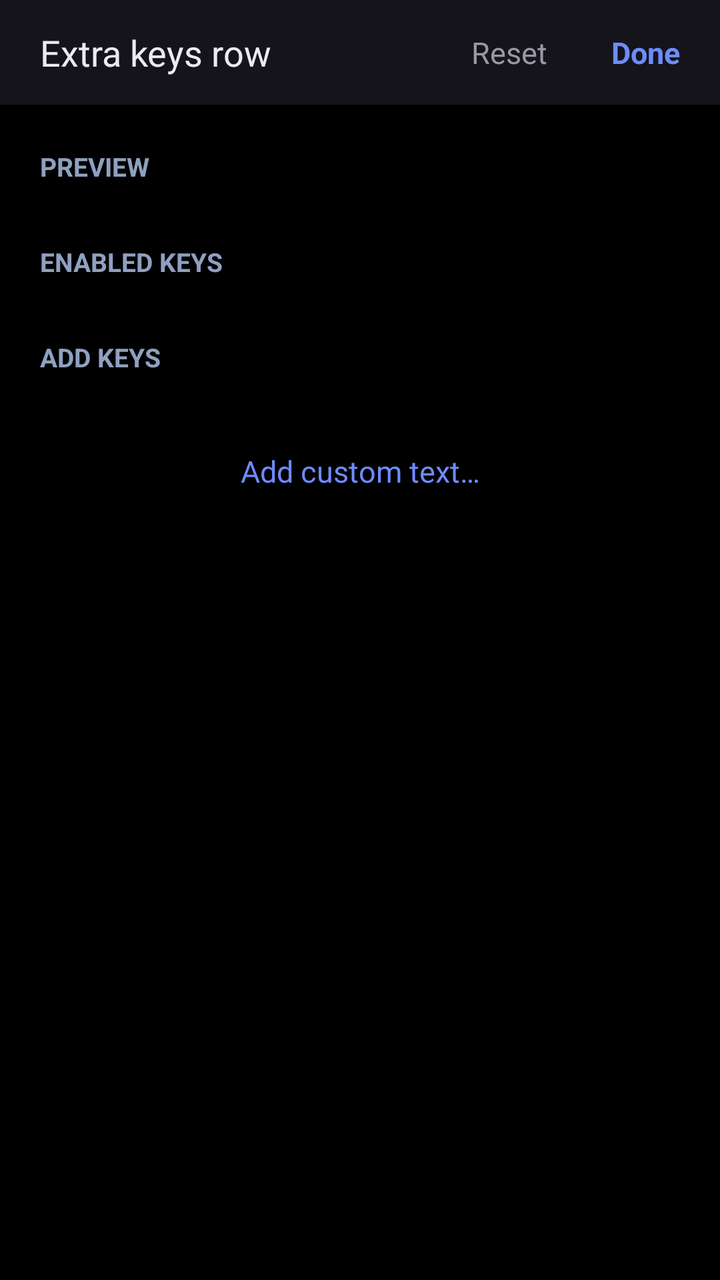
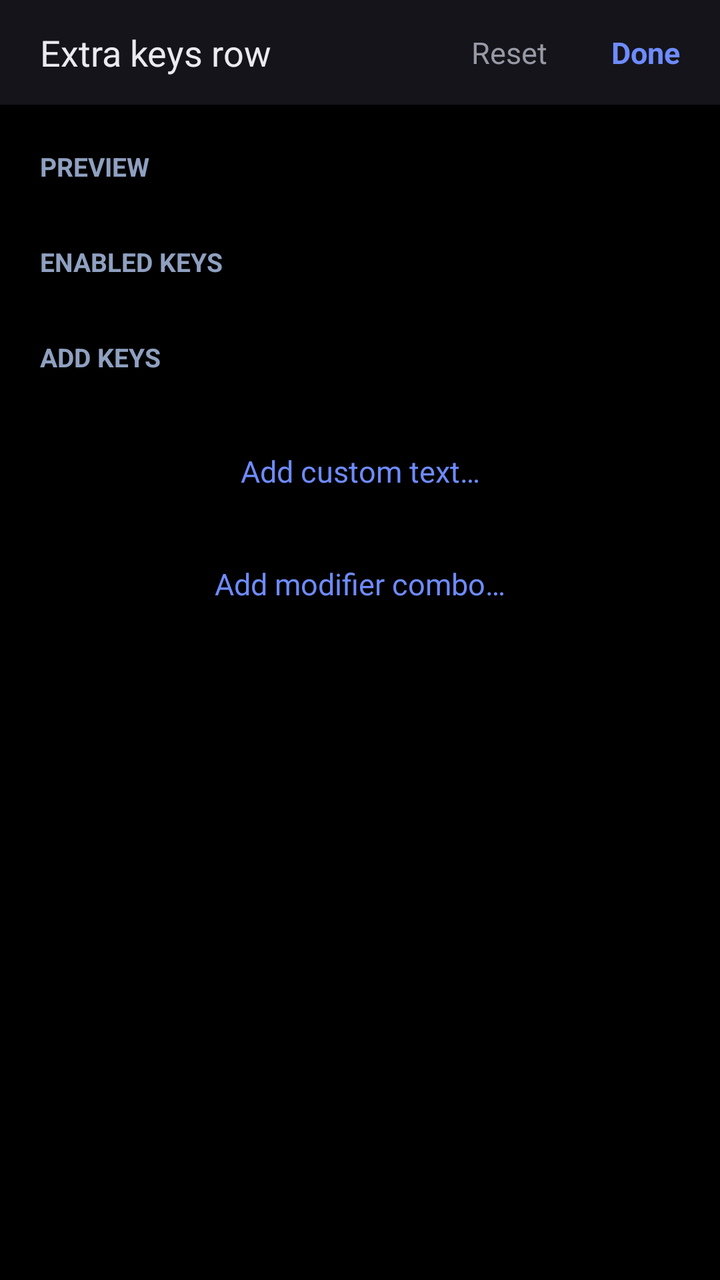

Two renders of the same Android screen: before a commit and after it. Below are the layout's source before the change and the commit's diff.
<!-- AndroidManifest.xml: application theme android:Theme.Material.NoActionBar -->
<!-- res/layout/activity_extra_keys.xml -->
<?xml version="1.0" encoding="utf-8"?>
<FrameLayout xmlns:android="http://schemas.android.com/apk/res/android"
    android:id="@+id/root"
    android:layout_width="match_parent"
    android:layout_height="match_parent"
    android:background="#FF000000">

    <LinearLayout
        android:layout_width="match_parent"
        android:layout_height="match_parent"
        android:orientation="vertical">

        
        <LinearLayout
            android:layout_width="match_parent"
            android:layout_height="wrap_content"
            android:orientation="horizontal"
            android:gravity="center_vertical"
            android:background="#FF14141A">

            <TextView
                android:layout_width="0dp"
                android:layout_height="wrap_content"
                android:layout_weight="1"
                android:text="@string/extra_keys_title"
                android:textColor="#FFEAEAF0"
                android:textSize="18sp"
                android:paddingLeft="20dp"
                android:paddingTop="14dp"
                android:paddingBottom="14dp" />

            <TextView
                android:id="@+id/extra_keys_reset"
                android:layout_width="wrap_content"
                android:layout_height="match_parent"
                android:gravity="center"
                android:text="@string/extra_keys_reset"
                android:textColor="#FF9999A6"
                android:textSize="15sp"
                android:paddingLeft="16dp"
                android:paddingRight="16dp"
                android:paddingTop="14dp"
                android:paddingBottom="14dp"
                android:background="?android:attr/selectableItemBackground"
                android:clickable="true"
                android:focusable="true" />

            <TextView
                android:id="@+id/extra_keys_done"
                android:layout_width="wrap_content"
                android:layout_height="match_parent"
                android:gravity="center"
                android:text="@string/extra_keys_done"
                android:textColor="#FF6E8BFF"
                android:textSize="15sp"
                android:textStyle="bold"
                android:paddingLeft="16dp"
                android:paddingRight="20dp"
                android:paddingTop="14dp"
                android:paddingBottom="14dp"
                android:background="?android:attr/selectableItemBackground"
                android:clickable="true"
                android:focusable="true" />

        </LinearLayout>

        <ScrollView
            android:id="@+id/page_scroll"
            android:layout_width="match_parent"
            android:layout_height="0dp"
            android:layout_weight="1"
            android:fillViewport="true">

            <LinearLayout
                android:layout_width="match_parent"
                android:layout_height="wrap_content"
                android:orientation="vertical"
                android:paddingBottom="32dp">

                
                <TextView
                    style="@style/ExtraKeysSectionHeader"
                    android:text="@string/extra_keys_section_preview" />

                <HorizontalScrollView
                    android:layout_width="match_parent"
                    android:layout_height="wrap_content"
                    android:background="#FF21212A"
                    android:scrollbars="none">

                    <LinearLayout
                        android:id="@+id/preview_row"
                        android:layout_width="wrap_content"
                        android:layout_height="wrap_content"
                        android:orientation="horizontal" />

                </HorizontalScrollView>

                
                <TextView
                    style="@style/ExtraKeysSectionHeader"
                    android:text="@string/extra_keys_section_enabled" />

                <TextView
                    android:id="@+id/enabled_empty"
                    android:layout_width="match_parent"
                    android:layout_height="wrap_content"
                    android:text="@string/extra_keys_empty"
                    android:textColor="#FF8A8A99"
                    android:textSize="14sp"
                    android:paddingLeft="20dp"
                    android:paddingRight="20dp"
                    android:paddingTop="8dp"
                    android:paddingBottom="8dp"
                    android:visibility="gone" />

                <LinearLayout
                    android:id="@+id/enabled_list"
                    android:layout_width="match_parent"
                    android:layout_height="wrap_content"
                    android:orientation="vertical" />

                
                <TextView
                    style="@style/ExtraKeysSectionHeader"
                    android:text="@string/extra_keys_section_available" />

                <GridLayout
                    android:id="@+id/available_grid"
                    android:layout_width="match_parent"
                    android:layout_height="wrap_content"
                    android:columnCount="4"
                    android:paddingLeft="12dp"
                    android:paddingRight="12dp"
                    android:paddingTop="4dp" />

                <TextView
                    android:id="@+id/extra_keys_add_custom"
                    android:layout_width="match_parent"
                    android:layout_height="wrap_content"
                    android:text="@string/extra_keys_add_custom"
                    android:textColor="#FF6E8BFF"
                    android:textSize="15sp"
                    android:gravity="center"
                    android:paddingTop="18dp"
                    android:paddingBottom="18dp"
                    android:layout_marginTop="8dp"
                    android:background="?android:attr/selectableItemBackground"
                    android:clickable="true"
                    android:focusable="true" />

            </LinearLayout>

        </ScrollView>

    </LinearLayout>

</FrameLayout>
<!-- resources referenced by this layout -->
<resources>
  <string name="extra_keys_add_custom">Add custom text…</string>
  <string name="extra_keys_done">Done</string>
  <string name="extra_keys_empty">No keys. Add some below — the toolbar is hidden while empty.</string>
  <string name="extra_keys_reset">Reset</string>
  <string name="extra_keys_section_available">Add keys</string>
  <string name="extra_keys_section_enabled">Enabled keys</string>
  <string name="extra_keys_section_preview">Preview</string>
  <string name="extra_keys_title">Extra keys row</string>
  <style name="ExtraKeysSectionHeader">
          <item name="android:layout_width">match_parent</item>
          <item name="android:layout_height">wrap_content</item>
          <item name="android:textColor">#FF8FA0C0</item>
          <item name="android:textSize">13sp</item>
          <item name="android:textStyle">bold</item>
          <item name="android:textAllCaps">true</item>
          <item name="android:paddingLeft">20dp</item>
          <item name="android:paddingRight">20dp</item>
          <item name="android:paddingTop">22dp</item>
          <item name="android:paddingBottom">8dp</item>
      </style>
</resources>

<!-- the commit's change to res/layout/activity_extra_keys.xml (unified diff, before → after) -->
@@ -149,6 +149,20 @@
                     android:clickable="true"
                     android:focusable="true" />
 
+                <TextView
+                    android:id="@+id/extra_keys_add_combo"
+                    android:layout_width="match_parent"
+                    android:layout_height="wrap_content"
+                    android:text="@string/extra_keys_add_combo"
+                    android:textColor="#FF6E8BFF"
+                    android:textSize="15sp"
+                    android:gravity="center"
+                    android:paddingTop="18dp"
+                    android:paddingBottom="18dp"
+                    android:background="?android:attr/selectableItemBackground"
+                    android:clickable="true"
+                    android:focusable="true" />
+
             </LinearLayout>
 
         </ScrollView>
<!-- resource entries referenced after the edit -->
@@ -1,5 +1,6 @@
 <!-- resources referenced by this layout -->
 <resources>
+  <string name="extra_keys_add_combo">Add modifier combo…</string>
   <string name="extra_keys_add_custom">Add custom text…</string>
   <string name="extra_keys_done">Done</string>
   <string name="extra_keys_empty">No keys. Add some below — the toolbar is hidden while empty.</string>
